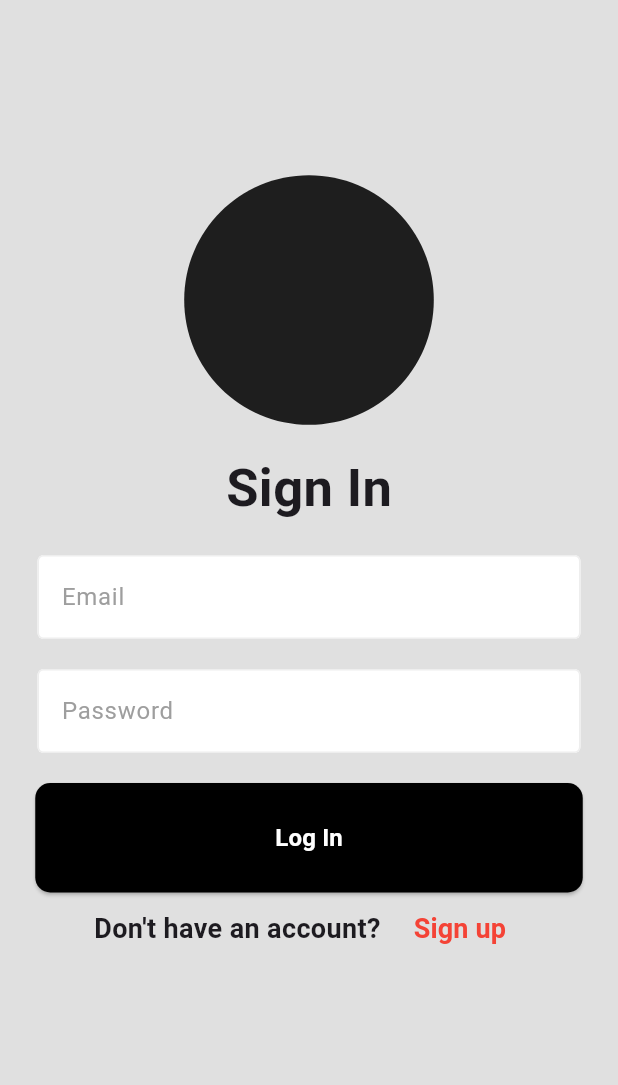
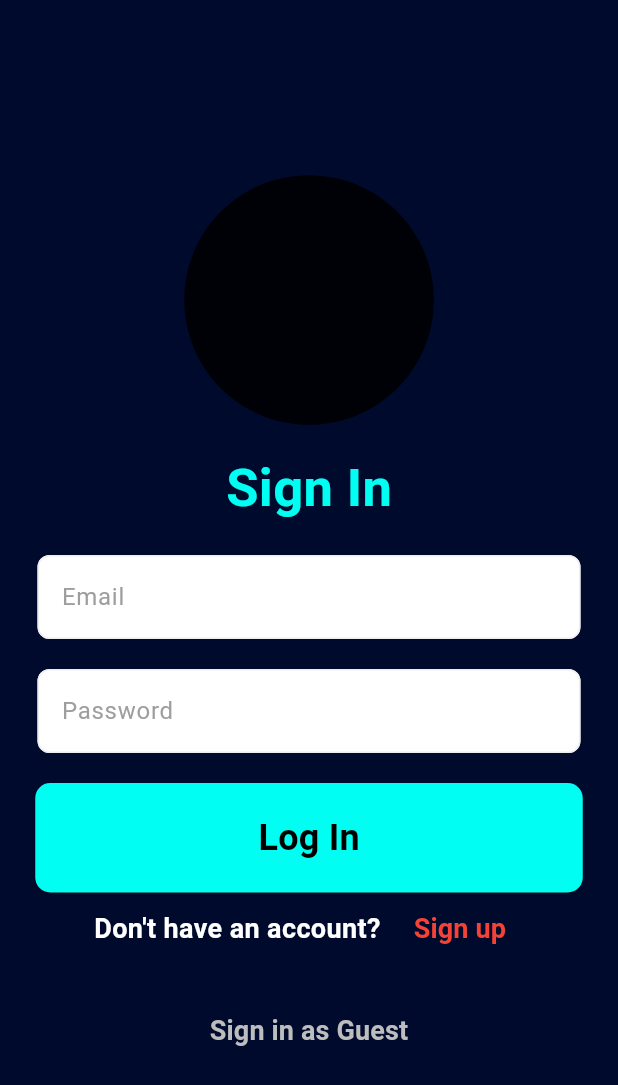
Before and after one commit to misterRaccoon0/buildit-pc, a Flutter app: the screen it shows after launch, on a phone screen of 412 x 824 dp. Shown: the top 1085 px of the screen. Run offline on Flutter 3.47's test engine with Material 3 defaults, Android fonts, the phone set to English and light mode, and no system bars; our stand-ins replace flutter_secure_storage, shared_preferences.

Commit message:
UI update

```diff
--- a/frontend/lib/components/bottom_navbar.dart
+++ b/frontend/lib/components/bottom_navbar.dart
@@ -16,9 +16,9 @@ class BottomNavbar extends StatelessWidget {
     return BottomNavigationBar(
       currentIndex: currentIndex,
       onTap: onTap,
-      backgroundColor: Colors.white,
-      selectedItemColor: Colors.black,
-      unselectedItemColor: Colors.grey,
+      backgroundColor: const Color.fromARGB(255, 0, 10, 44),
+      selectedItemColor: const Color.fromARGB(255, 255, 255, 255),
+      unselectedItemColor: const Color.fromARGB(255, 0, 255, 242),
       type: BottomNavigationBarType.fixed,
       items: const [
         BottomNavigationBarItem(
--- a/frontend/lib/components/component_category.dart
+++ b/frontend/lib/components/component_category.dart
@@ -29,7 +29,7 @@ class _ComponentCategoryState extends State<ComponentCategory> {
         children: [
           Text(
             widget.title,
-            style: const TextStyle(fontWeight: FontWeight.bold, fontSize: 20),
+            style: const TextStyle(fontWeight: FontWeight.bold, fontSize: 20, color: Colors.cyan),
           ),
           ComponentSelector(
             key: widget.componentKey,
--- a/frontend/lib/components/dropdown_filter.dart
+++ b/frontend/lib/components/dropdown_filter.dart
@@ -25,10 +25,10 @@ class _DropdownFilterState extends State<DropdownFilter> {
       child: Container(
         padding: const EdgeInsets.symmetric(horizontal: 15),
         decoration: BoxDecoration(
-          color: Colors.white,
+          color: Color.fromARGB(255, 0, 255, 242),
           borderRadius: BorderRadius.circular(10),
           border: Border.all(
-            color: Colors.grey,
+            color: Colors.white,
             width: 1,
           ),
         ),
--- a/frontend/lib/components/login_register_button.dart
+++ b/frontend/lib/components/login_register_button.dart
@@ -1,32 +1,38 @@
 import 'package:flutter/material.dart';
 
 class LoginBtn extends StatelessWidget {
-
   final VoidCallback onPressed;
   final String buttonText;
 
-  const LoginBtn({super.key, required this.onPressed, required this.buttonText});
+  const LoginBtn({
+    Key? key,
+    required this.onPressed,
+    required this.buttonText,
+  }) : super(key: key);
 
   @override
   Widget build(BuildContext context) {
-
-    return SizedBox(width: 365,
+    return SizedBox(
+      width: 365,
       child: ElevatedButton(
         onPressed: onPressed,
         style: ElevatedButton.styleFrom(
           padding: EdgeInsets.all(25),
-          backgroundColor: Colors.black,
+          backgroundColor: const Color.fromARGB(255, 0, 255, 242),
           shape: RoundedRectangleBorder(
             borderRadius: BorderRadius.circular(10),
           ),
         ),
         child: Center(
-          child: Text(
-            buttonText,
-            style: TextStyle(
-              color: Colors.white,
-              fontWeight: FontWeight.bold,
-              fontSize: 16,
+          child: Transform.scale(
+            scale: 1.5,
+            child: Text(
+              buttonText,
+              style: TextStyle(
+                color: Colors.black,
+                fontWeight: FontWeight.bold,
+                fontSize: 16,
+              ),
             ),
           ),
         ),
--- a/frontend/lib/components/login_textfield.dart
+++ b/frontend/lib/components/login_textfield.dart
@@ -24,9 +24,11 @@ const LoginTextfield({
 
               decoration: InputDecoration(
                 enabledBorder: OutlineInputBorder(
+                  borderRadius: BorderRadius.circular(8),
                   borderSide: BorderSide(color: Colors.grey.shade200)
                 ),
                 focusedBorder: OutlineInputBorder(
+                  borderRadius: BorderRadius.circular(8),
                   borderSide: BorderSide(color: Colors.black)
                 ),
 
--- a/frontend/lib/pages/build_page.dart
+++ b/frontend/lib/pages/build_page.dart
@@ -54,14 +54,14 @@ class _BuildPageState extends State<BuildPage> {
   @override
   Widget build(BuildContext context) {
     return Scaffold(
-      backgroundColor: Colors.grey[300],
+      backgroundColor: Colors.black,
       appBar: AppBar(
         title: Text(
           'M Y   B U I L D S',
-          style: TextStyle(fontWeight: FontWeight.bold),
+          style: TextStyle(fontWeight: FontWeight.bold, color: Colors.white),
         ),
         automaticallyImplyLeading: false,
-        backgroundColor: Colors.grey[300],
+        backgroundColor: Colors.black,
       ),
       body: _isLoading
           ? Center(child: CircularProgressIndicator())
--- a/frontend/lib/pages/login_page.dart
+++ b/frontend/lib/pages/login_page.dart
@@ -74,7 +74,7 @@ void signUserIn() async {
   @override
   Widget build(BuildContext context) {
     return Scaffold(
-      backgroundColor: Colors.grey[300],
+      backgroundColor:  const Color.fromARGB(255, 0, 10, 44),
       body: SafeArea(
         child: SingleChildScrollView(
           child: Column(
@@ -86,6 +86,7 @@ void signUserIn() async {
                 style: TextStyle(
                   fontWeight: FontWeight.bold,
                   fontSize: 35,
+                  color: const Color.fromARGB(255, 0, 255, 242),
                 ),
               ),
               SizedBox(height: 20),
@@ -101,7 +102,9 @@ void signUserIn() async {
                         signUserIn();
                       }
                     },
-                    buttonText: isLoading ? 'Logging In...' : 'Log In',
+                    buttonText: isLoading
+                    ? 'Logging In...'
+                    : 'Log In',
                   ),
               Padding(
                 padding: const EdgeInsets.symmetric(horizontal: 16),
@@ -113,6 +116,7 @@ void signUserIn() async {
                       style: TextStyle(
                         fontSize: 18,
                         fontWeight: FontWeight.bold,
+                        color:  Colors.white,
                       ),
                     ),
                     SizedBox(width: 10),
@@ -135,7 +139,26 @@ void signUserIn() async {
                   ],
                 ),
               ),
-            ],
+
+              SizedBox(height: 20),
+              TextButton(
+                onPressed: () {
+                  Navigator.pushAndRemoveUntil(
+                    context,
+                    MaterialPageRoute(builder: (context) => HomePage()),
+                    (route) => false,
+                  );
+                },
+                style: TextButton.styleFrom(
+                  backgroundColor: Colors.transparent,
+                  foregroundColor: Colors.grey[400],
+                ),
+                child: Text(
+                  'Sign in as Guest',
+                  style: TextStyle(
+                    fontSize: 18,
+                    fontWeight: FontWeight.bold,
+          )))],
           ),
         ),
       ),
--- a/frontend/lib/pages/profile_page.dart
+++ b/frontend/lib/pages/profile_page.dart
@@ -26,10 +26,10 @@ class _ProfilePageState extends State<ProfilePage> {
       appBar: AppBar(
         title: const Text(
           'P R O F I L E',
-          style: TextStyle(fontWeight: FontWeight.bold),
+          style: TextStyle(fontWeight: FontWeight.bold, color: Colors.white),
         ),
         automaticallyImplyLeading: false,
-        backgroundColor: Colors.grey[300],
+        backgroundColor: Colors.black,
       ),
       body: FutureBuilder<Map<String, dynamic>>(
         future: _userProfile,
@@ -44,6 +44,7 @@ class _ProfilePageState extends State<ProfilePage> {
             final user = snapshot.data!;
 
             return SingleChildScrollView(
+
               child: Padding(
                 padding: const EdgeInsets.all(16.0),
                 child: Column(
@@ -57,6 +58,7 @@ class _ProfilePageState extends State<ProfilePage> {
                         ),
                       ),
                     ),
+
                     const SizedBox(height: 10),
                     Center(
                       child: Text(
--- a/frontend/lib/pages/register_page.dart
+++ b/frontend/lib/pages/register_page.dart
@@ -67,7 +67,7 @@ class _RegisterPageState extends State<RegisterPage> {
   @override
   Widget build(BuildContext context) {
     return Scaffold(
-      backgroundColor: Colors.grey[300],
+      backgroundColor: const Color.fromARGB(255, 0, 10, 44),
       body: SafeArea(
         child: SingleChildScrollView(
           child: Column(
@@ -79,6 +79,7 @@ class _RegisterPageState extends State<RegisterPage> {
                 style: TextStyle(
                   fontWeight: FontWeight.bold,
                   fontSize: 35,
+                  color: const Color.fromARGB(255, 0, 255, 242),
                 ),
               ),
               SizedBox(height: 20),
@@ -101,6 +102,7 @@ class _RegisterPageState extends State<RegisterPage> {
                       style: TextStyle(
                         fontSize: 18,
                         fontWeight: FontWeight.bold,
+                        color: Colors.white
                       ),
                     ),
                     SizedBox(width: 10),
```
Also changed, not shown: frontend/lib/components/app_drawer.dart (+35 -27 lines), frontend/lib/components/userBuild_border.dart (+25 -9 lines), frontend/lib/minor pages/minor pages components/performance_bar.dart (+4 -4 lines), frontend/lib/minor pages/userBuild_detailedView.dart (+29 -15 lines), frontend/lib/pages/create_page.dart (+14 -13 lines), frontend/lib/pages/home_page.dart (+14 -6 lines), frontend/lib/services/detailed_specs_service.dart (added, +22 -0 lines), 1 other file.
